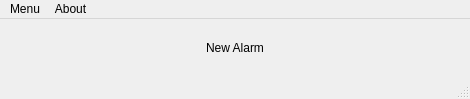
This is MainWindow.ui in FelixdelasPozas/MultiAlarm as Qt 5 draws it before an edit. The edited form follows.
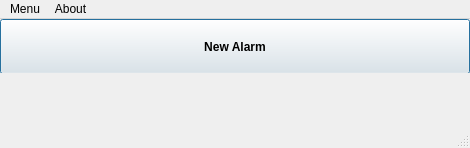
This is the edited form. Icons and pictures are not drawn.

Commit message: Code cleanup. New alarm sounds. Added vertical scrollbar in main window to handle a big number of alarms.

```diff
--- a/MainWindow.ui
+++ b/MainWindow.ui
@@ -7,7 +7,7 @@
     <x>0</x>
     <y>0</y>
     <width>470</width>
-    <height>99</height>
+    <height>148</height>
    </rect>
   </property>
   <property name="sizePolicy">
@@ -25,7 +25,7 @@
   <property name="maximumSize">
    <size>
     <width>470</width>
-    <height>99</height>
+    <height>222</height>
    </size>
   </property>
   <property name="windowTitle">
@@ -37,14 +37,45 @@
   </property>
   <widget class="QWidget" name="centralwidget">
    <layout class="QVBoxLayout" name="verticalLayout">
+    <property name="spacing">
+     <number>0</number>
+    </property>
+    <property name="sizeConstraint">
+     <enum>QLayout::SetNoConstraint</enum>
+    </property>
+    <property name="leftMargin">
+     <number>0</number>
+    </property>
+    <property name="topMargin">
+     <number>0</number>
+    </property>
+    <property name="rightMargin">
+     <number>0</number>
+    </property>
+    <property name="bottomMargin">
+     <number>0</number>
+    </property>
     <item>
      <widget class="QPushButton" name="m_newButton">
       <property name="minimumSize">
        <size>
         <width>315</width>
-        <height>40</height>
+        <height>55</height>
        </size>
       </property>
+      <property name="maximumSize">
+       <size>
+        <width>16777215</width>
+        <height>55</height>
+       </size>
+      </property>
+      <property name="font">
+       <font>
+        <weight>75</weight>
+        <bold>true</bold>
+        <underline>false</underline>
+       </font>
+      </property>
       <property name="text">
        <string>New Alarm</string>
       </property>
@@ -62,8 +93,66 @@
        <bool>true</bool>
       </property>
       <property name="flat">
+       <bool>false</bool>
+      </property>
+     </widget>
+    </item>
+    <item>
+     <widget class="QScrollArea" name="m_scrollArea">
+      <property name="sizePolicy">
+       <sizepolicy hsizetype="Minimum" vsizetype="Minimum">
+        <horstretch>0</horstretch>
+        <verstretch>0</verstretch>
+       </sizepolicy>
+      </property>
+      <property name="frameShape">
+       <enum>QFrame::NoFrame</enum>
+      </property>
+      <property name="frameShadow">
+       <enum>QFrame::Plain</enum>
+      </property>
+      <property name="lineWidth">
+       <number>0</number>
+      </property>
+      <property name="verticalScrollBarPolicy">
+       <enum>Qt::ScrollBarAlwaysOff</enum>
+      </property>
+      <property name="horizontalScrollBarPolicy">
+       <enum>Qt::ScrollBarAlwaysOff</enum>
+      </property>
+      <property name="sizeAdjustPolicy">
+       <enum>QAbstractScrollArea::AdjustToContents</enum>
+      </property>
+      <property name="widgetResizable">
        <bool>true</bool>
       </property>
+      <widget class="QWidget" name="m_scrollWidget">
+       <property name="geometry">
+        <rect>
+         <x>0</x>
+         <y>0</y>
+         <width>470</width>
+         <height>53</height>
+        </rect>
+       </property>
+       <layout class="QVBoxLayout" name="verticalLayout_2">
+        <property name="spacing">
+         <number>0</number>
+        </property>
+        <property name="leftMargin">
+         <number>0</number>
+        </property>
+        <property name="topMargin">
+         <number>0</number>
+        </property>
+        <property name="rightMargin">
+         <number>0</number>
+        </property>
+        <property name="bottomMargin">
+         <number>0</number>
+        </property>
+       </layout>
+      </widget>
      </widget>
     </item>
    </layout>
```
The commit also changes 27 other files.
